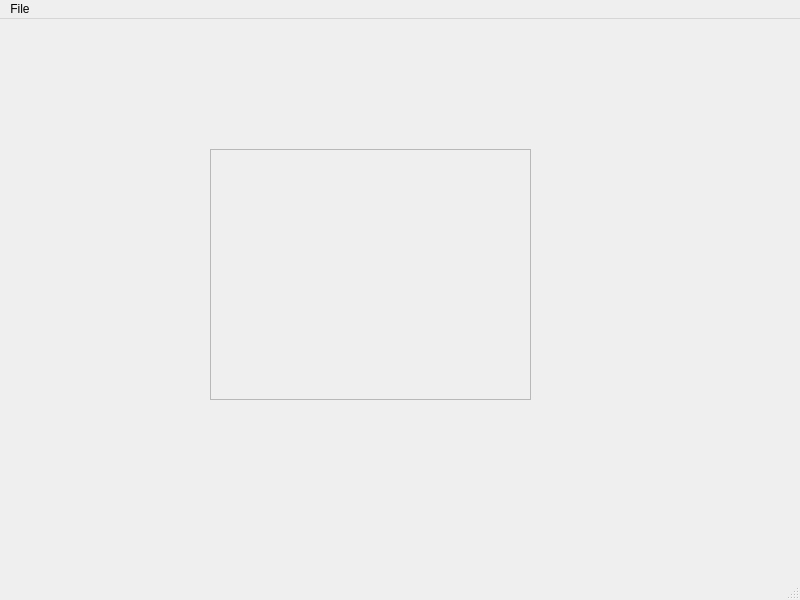
Old version of the form ui/main.ui in the repository glzzzs/eyedroppy.
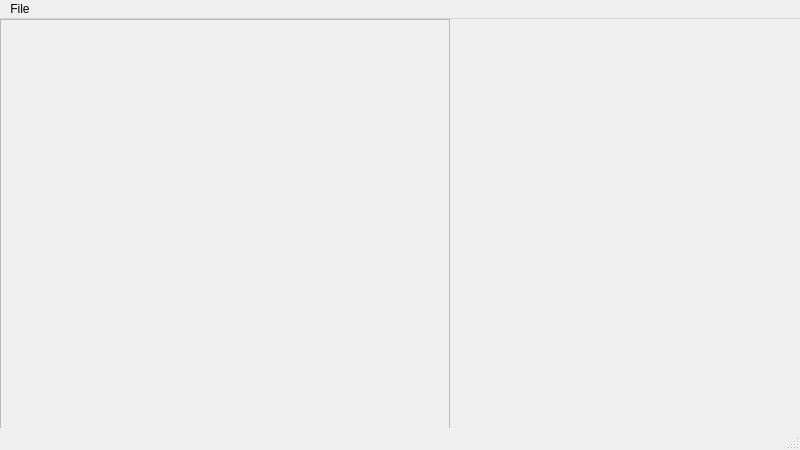
New version of the form.

Commit message: Adjust image drop frame size

What changed in the file:
```diff
--- a/ui/main.ui
+++ b/ui/main.ui
@@ -7,7 +7,7 @@
     <x>0</x>
     <y>0</y>
     <width>800</width>
-    <height>600</height>
+    <height>450</height>
    </rect>
   </property>
   <property name="windowTitle">
@@ -17,10 +17,10 @@
    <widget class="QFrame" name="imageDropFrame">
     <property name="geometry">
      <rect>
-      <x>210</x>
-      <y>130</y>
-      <width>321</width>
-      <height>251</height>
+      <x>0</x>
+      <y>0</y>
+      <width>450</width>
+      <height>450</height>
      </rect>
     </property>
     <property name="acceptDrops">
```
